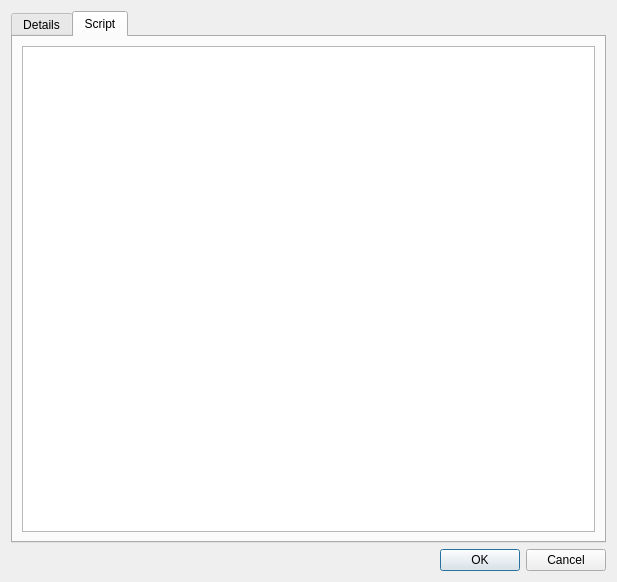
Old version of the form client-desktop/src/dialogs/DialogEditScript.ui in the repository zappatic/ZapFeedReader.
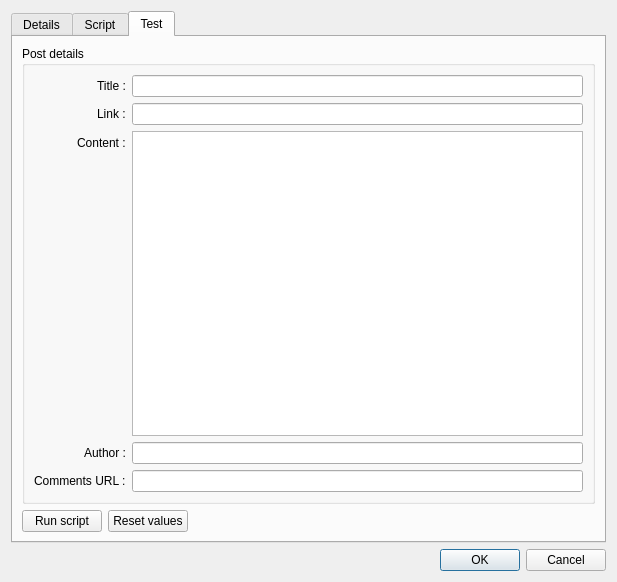
New version of the form. Custom widgets are drawn as their Qt base class.

Commit message: add dummy classes for script testing

```diff
--- a/client-desktop/src/dialogs/DialogEditScript.ui
+++ b/client-desktop/src/dialogs/DialogEditScript.ui
@@ -23,7 +23,7 @@
    <item>
     <widget class="QTabWidget" name="tabWidget">
      <property name="currentIndex">
-      <number>1</number>
+      <number>2</number>
      </property>
      <widget class="QWidget" name="tabDetails">
       <attribute name="title">
@@ -180,6 +180,110 @@
        </item>
       </layout>
      </widget>
+     <widget class="QWidget" name="tabTest">
+      <attribute name="title">
+       <string>Test</string>
+      </attribute>
+      <layout class="QVBoxLayout" name="verticalLayout_6">
+       <item>
+        <widget class="QGroupBox" name="groupBoxPost">
+         <property name="title">
+          <string>Post details</string>
+         </property>
+         <layout class="QVBoxLayout" name="verticalLayout_5">
+          <item>
+           <layout class="QFormLayout" name="formLayout_2">
+            <property name="labelAlignment">
+             <set>Qt::AlignRight|Qt::AlignTrailing|Qt::AlignVCenter</set>
+            </property>
+            <item row="0" column="0">
+             <widget class="QLabel" name="labelTestPostTitle">
+              <property name="text">
+               <string>Title :</string>
+              </property>
+             </widget>
+            </item>
+            <item row="0" column="1">
+             <widget class="QLineEdit" name="lineEditTestPostTitle"/>
+            </item>
+            <item row="1" column="0">
+             <widget class="QLabel" name="labelTestPostLink">
+              <property name="text">
+               <string>Link :</string>
+              </property>
+             </widget>
+            </item>
+            <item row="1" column="1">
+             <widget class="QLineEdit" name="lineEditTestPostLink"/>
+            </item>
+            <item row="2" column="0">
+             <widget class="QLabel" name="labelTestPostContent">
+              <property name="text">
+               <string>Content :</string>
+              </property>
+             </widget>
+            </item>
+            <item row="2" column="1">
+             <widget class="QPlainTextEdit" name="plainTextEditTestPostContent"/>
+            </item>
+            <item row="3" column="0">
+             <widget class="QLabel" name="labelTestPostAuthor">
+              <property name="text">
+               <string>Author :</string>
+              </property>
+             </widget>
+            </item>
+            <item row="3" column="1">
+             <widget class="QLineEdit" name="lineEditTestPostAuthor"/>
+            </item>
+            <item row="4" column="0">
+             <widget class="QLabel" name="labelTestPostCommentsURL">
+              <property name="text">
+               <string>Comments URL :</string>
+              </property>
+             </widget>
+            </item>
+            <item row="4" column="1">
+             <widget class="QLineEdit" name="lineEditTestPostCommentsURL"/>
+            </item>
+           </layout>
+          </item>
+         </layout>
+        </widget>
+       </item>
+       <item>
+        <layout class="QHBoxLayout" name="horizontalLayout">
+         <item>
+          <widget class="QPushButton" name="pushButtonRunScript">
+           <property name="text">
+            <string>Run script</string>
+           </property>
+          </widget>
+         </item>
+         <item>
+          <widget class="QPushButton" name="pushButtonResetTestValues">
+           <property name="text">
+            <string>Reset values</string>
+           </property>
+          </widget>
+         </item>
+         <item>
+          <spacer name="horizontalSpacer_2">
+           <property name="orientation">
+            <enum>Qt::Horizontal</enum>
+           </property>
+           <property name="sizeHint" stdset="0">
+            <size>
+             <width>40</width>
+             <height>20</height>
+            </size>
+           </property>
+          </spacer>
+         </item>
+        </layout>
+       </item>
+      </layout>
+     </widget>
     </widget>
    </item>
    <item>
```
The commit also changes 31 other files.
